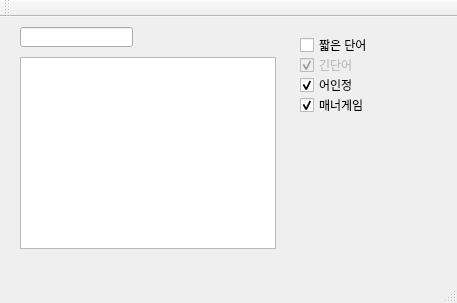
This is ui.ui in SecretJuJu/KKuTu-Dictionary-Python as Qt 5 draws it before an edit. The edited form follows.
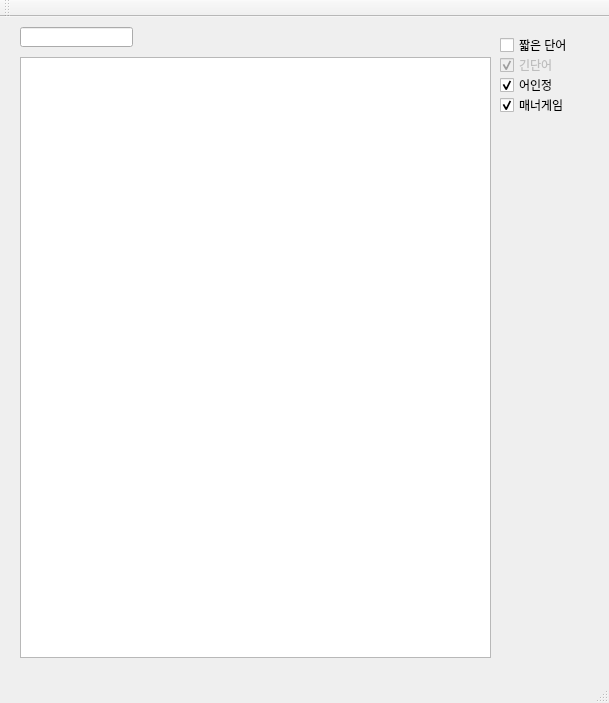
This is the edited form.

Diff of the .ui file:
```diff
--- a/ui.ui
+++ b/ui.ui
@@ -6,8 +6,8 @@
    <rect>
     <x>0</x>
     <y>0</y>
-    <width>457</width>
-    <height>303</height>
+    <width>609</width>
+    <height>703</height>
    </rect>
   </property>
   <property name="windowTitle">
@@ -30,7 +30,7 @@
    <widget class="QCheckBox" name="CheckBoxShortWord">
     <property name="geometry">
      <rect>
-      <x>300</x>
+      <x>500</x>
       <y>20</y>
       <width>81</width>
       <height>16</height>
@@ -46,7 +46,7 @@
     </property>
     <property name="geometry">
      <rect>
-      <x>300</x>
+      <x>500</x>
       <y>40</y>
       <width>81</width>
       <height>16</height>
@@ -68,7 +68,7 @@
     </property>
     <property name="geometry">
      <rect>
-      <x>300</x>
+      <x>500</x>
       <y>60</y>
       <width>81</width>
       <height>16</height>
@@ -90,7 +90,7 @@
     </property>
     <property name="geometry">
      <rect>
-      <x>300</x>
+      <x>500</x>
       <y>80</y>
       <width>81</width>
       <height>16</height>
@@ -111,8 +111,8 @@
      <rect>
       <x>20</x>
       <y>40</y>
-      <width>256</width>
-      <height>192</height>
+      <width>471</width>
+      <height>601</height>
      </rect>
     </property>
    </widget>
```
Left out of the diff: 2 changed lines with no effect on the pictures.
